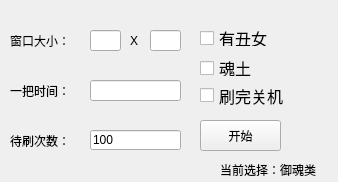
This is yuhun.ui in Best-Ruiwen/yys_cpp as Qt 5 draws it before an edit. The edited form follows.
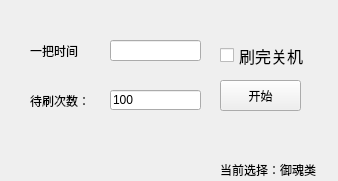
This is the edited form.

Patch:
```diff
--- a/yuhun.ui
+++ b/yuhun.ui
@@ -7,43 +7,17 @@
     <x>0</x>
     <y>0</y>
     <width>338</width>
-    <height>182</height>
+    <height>181</height>
    </rect>
   </property>
   <property name="windowTitle">
    <string>Form</string>
   </property>
-  <widget class="QLineEdit" name="ysize">
-   <property name="geometry">
-    <rect>
-     <x>150</x>
-     <y>30</y>
-     <width>31</width>
-     <height>21</height>
-    </rect>
-   </property>
-  </widget>
-  <widget class="QLabel" name="label_2">
-   <property name="geometry">
-    <rect>
-     <x>130</x>
-     <y>30</y>
-     <width>16</width>
-     <height>21</height>
-    </rect>
-   </property>
-   <property name="styleSheet">
-    <string notr="true">font: 11pt &quot;Adobe Devanagari&quot;;</string>
-   </property>
-   <property name="text">
-    <string>X</string>
-   </property>
-  </widget>
   <widget class="QLabel" name="label_4">
    <property name="geometry">
     <rect>
-     <x>10</x>
-     <y>130</y>
+     <x>30</x>
+     <y>90</y>
      <width>81</width>
      <height>21</height>
     </rect>
@@ -58,17 +32,24 @@
   <widget class="QCheckBox" name="checkBox">
    <property name="geometry">
     <rect>
-     <x>200</x>
-     <y>80</y>
+     <x>220</x>
+     <y>40</y>
      <width>91</width>
      <height>31</height>
     </rect>
    </property>
    <property name="font">
     <font>
+     <family>华文宋体</family>
      <pointsize>12</pointsize>
+     <weight>50</weight>
+     <italic>false</italic>
+     <bold>false</bold>
     </font>
    </property>
+   <property name="styleSheet">
+    <string notr="true">font: 12pt &quot;华文宋体&quot;;</string>
+   </property>
    <property name="text">
     <string>刷完关机</string>
    </property>
@@ -76,8 +57,8 @@
   <widget class="QLineEdit" name="times">
    <property name="geometry">
     <rect>
-     <x>90</x>
-     <y>130</y>
+     <x>110</x>
+     <y>90</y>
      <width>91</width>
      <height>20</height>
     </rect>
@@ -89,8 +70,8 @@
   <widget class="QLineEdit" name="time">
    <property name="geometry">
     <rect>
-     <x>90</x>
-     <y>80</y>
+     <x>110</x>
+     <y>40</y>
      <width>91</width>
      <height>21</height>
     </rect>
@@ -99,48 +80,25 @@
   <widget class="QPushButton" name="pushButton">
    <property name="geometry">
     <rect>
-     <x>200</x>
-     <y>120</y>
+     <x>220</x>
+     <y>80</y>
      <width>81</width>
      <height>31</height>
     </rect>
    </property>
+   <property name="styleSheet">
+    <string notr="true">font: 10pt &quot;华文宋体&quot;;</string>
+   </property>
    <property name="text">
     <string>开始</string>
    </property>
   </widget>
-  <widget class="QLabel" name="label">
-   <property name="geometry">
-    <rect>
-     <x>10</x>
-     <y>30</y>
-     <width>81</width>
-     <height>21</height>
-    </rect>
-   </property>
-   <property name="styleSheet">
-    <string notr="true">font: 12pt &quot;Adobe Devanagari&quot;;</string>
-   </property>
-   <property name="text">
-    <string>窗口大小：</string>
-   </property>
-  </widget>
-  <widget class="QLineEdit" name="xsize">
-   <property name="geometry">
-    <rect>
-     <x>90</x>
-     <y>30</y>
-     <width>31</width>
-     <height>21</height>
-    </rect>
-   </property>
-  </widget>
   <widget class="QLabel" name="label_3">
    <property name="geometry">
     <rect>
-     <x>10</x>
-     <y>80</y>
-     <width>81</width>
+     <x>30</x>
+     <y>40</y>
+     <width>71</width>
      <height>21</height>
     </rect>
    </property>
@@ -148,25 +106,7 @@
     <string notr="true">font: 12pt &quot;Adobe Devanagari&quot;;</string>
    </property>
    <property name="text">
-    <string>一把时间：</string>
-   </property>
-  </widget>
-  <widget class="QCheckBox" name="checkBox_2">
-   <property name="geometry">
-    <rect>
-     <x>200</x>
-     <y>30</y>
-     <width>71</width>
-     <height>16</height>
-    </rect>
-   </property>
-   <property name="font">
-    <font>
-     <pointsize>12</pointsize>
-    </font>
-   </property>
-   <property name="text">
-    <string>有丑女</string>
+    <string>一把时间</string>
    </property>
   </widget>
   <widget class="QLabel" name="label_5">
@@ -182,24 +122,6 @@
     <string>当前选择：御魂类</string>
    </property>
   </widget>
-  <widget class="QCheckBox" name="checkBox_3">
-   <property name="geometry">
-    <rect>
-     <x>200</x>
-     <y>60</y>
-     <width>71</width>
-     <height>16</height>
-    </rect>
-   </property>
-   <property name="font">
-    <font>
-     <pointsize>12</pointsize>
-    </font>
-   </property>
-   <property name="text">
-    <string>魂土</string>
-   </property>
-  </widget>
  </widget>
  <resources/>
  <connections/>
```
Left out of the diff: 7 changed lines with no effect on the pictures.
